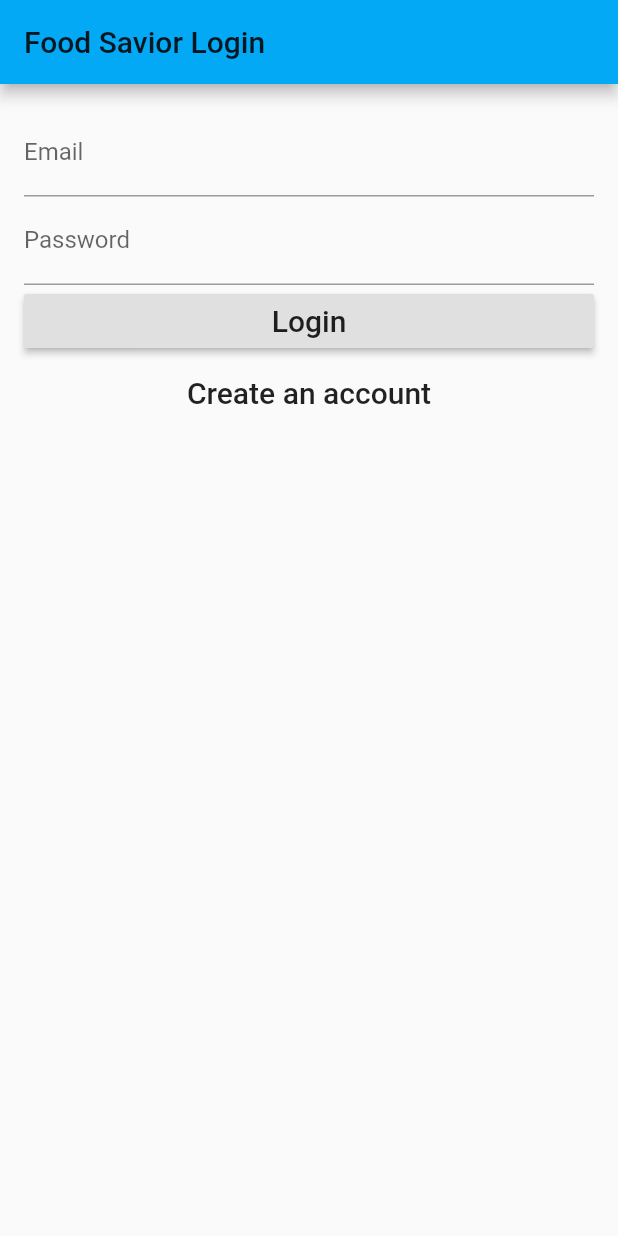
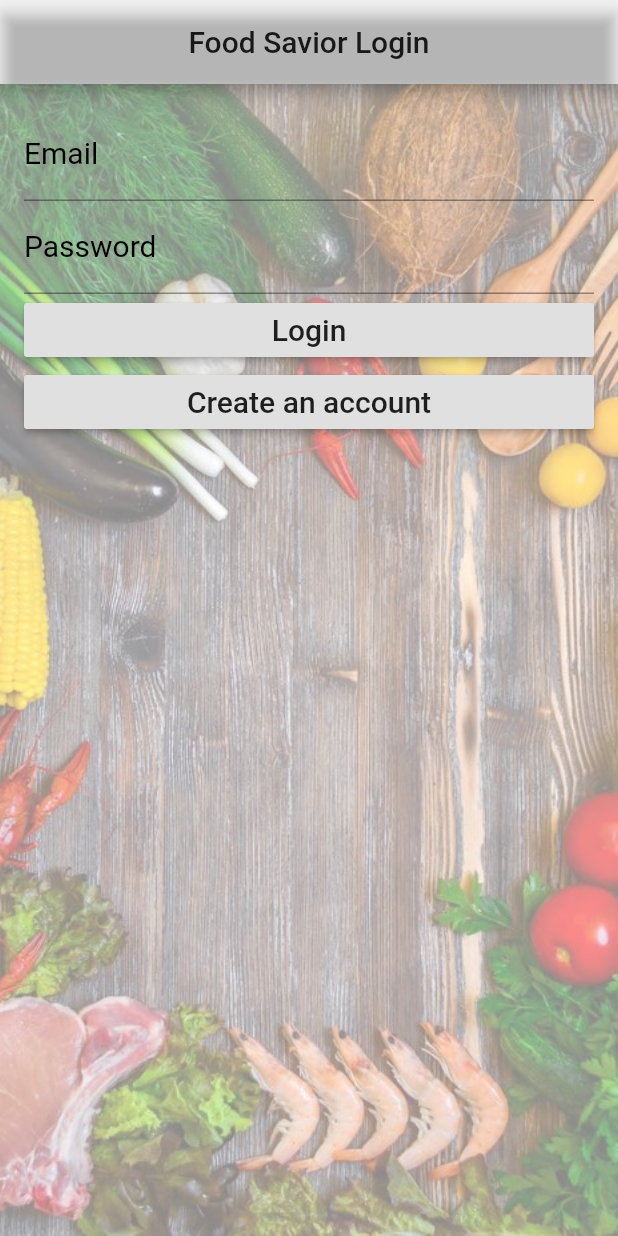
Before and after one commit to MatthewPalkimas/iLeftover, a Flutter app: the screen it shows after launch, on a phone screen of 412 x 824 dp. Run offline on Flutter 3.47's test engine with Material 2 defaults, Android fonts, the phone set to English and light mode, and no system bars; our stand-ins replace firebase_auth; accounts and stored records are empty.

Commit message:
New graphic design added, Text allignment corrected and font sizes changed to make overall appeance better. Also added a new assets folder for graphic references

```diff
--- a/lib/login_page.dart
+++ b/lib/login_page.dart
@@ -68,8 +68,16 @@ class _LoginPageState extends State<LoginPage> {
       return new Scaffold(
         appBar: new AppBar(
           title: new Text('Food Savior Login'),
+          backgroundColor: Colors.transparent,
+          centerTitle: true,
         ),
         body: new Container(
+          alignment: Alignment.bottomCenter,
+          decoration: BoxDecoration(
+            image: DecorationImage(image: AssetImage('Assets/foodtrans.jpg'),
+            fit: BoxFit.cover,
+          ),
+        ),
           padding: EdgeInsets.all(16.0),
           child: new Form(
             key: formKey,
@@ -77,7 +85,7 @@ class _LoginPageState extends State<LoginPage> {
               crossAxisAlignment: CrossAxisAlignment.stretch,
               children: buildInputs() + buildSubmitButtons(),
             ),
-          )
+          ),
         )
       );
     }
@@ -85,12 +93,26 @@ class _LoginPageState extends State<LoginPage> {
     List<Widget> buildInputs(){
       return [
             new TextFormField(
-              decoration: new InputDecoration(labelText: 'Email'),
+              decoration: new InputDecoration(
+                labelStyle: TextStyle(
+                  color: Colors.black,
+                //  fontWeight: FontWeight.bold,
+                  fontSize: 20.0,
+                ),
+                labelText: 'Email',
+              ),
               validator: (value) => value.isEmpty ? 'Email can\'t be empty' : null,
               onSaved: (value) => _email = value,
             ),
             new TextFormField(
-              decoration: new InputDecoration(labelText: 'Password'),
+              decoration: new InputDecoration(
+                labelStyle: TextStyle(
+                  color: Colors.black,
+            //      fontWeight: FontWeight.bold,
+                  fontSize: 20.0,
+                ),
+                labelText: 'Password',
+                ),
               validator: (value) => value.isEmpty ? 'Password can\'t be empty' : null,
               obscureText: true,
               onSaved: (value) => _password = value,
@@ -106,7 +128,7 @@ class _LoginPageState extends State<LoginPage> {
               child: new Text('Login', style: new TextStyle(fontSize: 20.0)),
               onPressed: validateAndSubmit,
             ),
-            new FlatButton(
+            new RaisedButton(
               child: new Text('Create an account', style: new TextStyle(fontSize: 20.0)),
               onPressed: moveToRegister,
             )
@@ -114,10 +136,10 @@ class _LoginPageState extends State<LoginPage> {
       } else {
         return [
             new RaisedButton(
-              child: new Text('Create an account', style: new TextStyle(fontSize: 20.0)),
+              child: new Text('Create an Account', style: new TextStyle(fontSize: 20.0)),
               onPressed: validateAndSubmit,
             ),
-            new FlatButton(
+            new RaisedButton(
               child: new Text('Have an account? Login', style: new TextStyle(fontSize: 20.0)),
               onPressed: moveToLogin,
             )
```
Also changed, not shown: pubspec.yaml (+4 -3 lines), Assets/food.jpeg (added), Assets/foodtrans.jpg (added).
